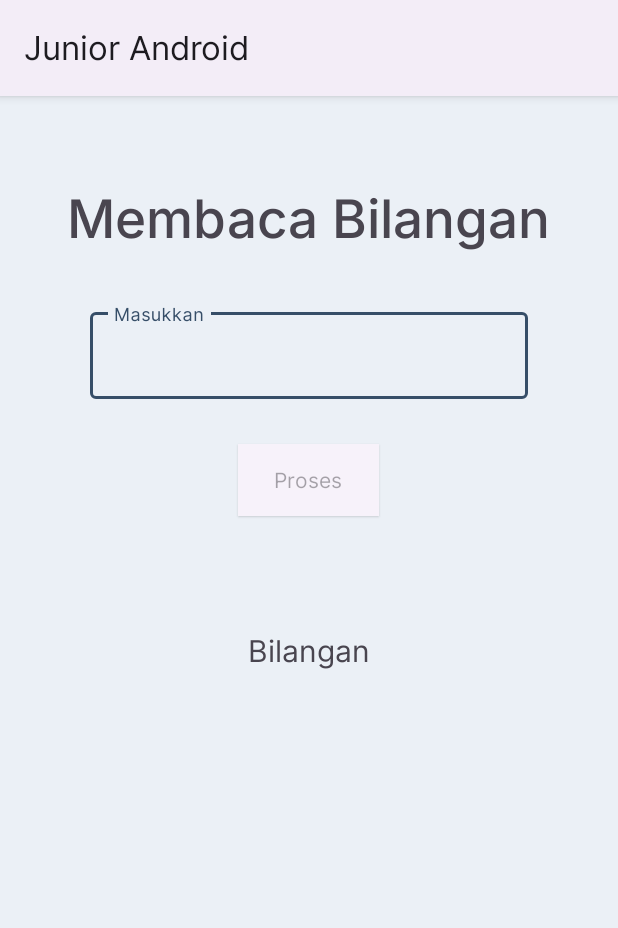
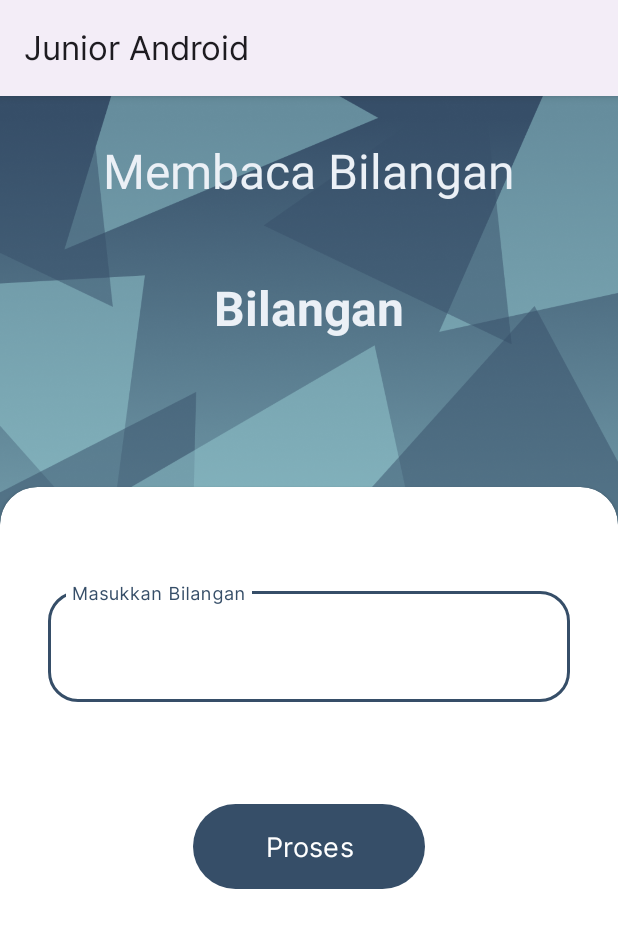
Before and after one commit to fierzahaikkal/pbo_java_android, an Android app: the BilanganActivity screen opened directly, with no data from a screen before it, on a phone screen of 412 x 824 dp. Shown: the top 928 px of the screen. Run offline under Robolectric (Android 15) with nearby library versions, the phone set to English and light mode, and no system bars.

Commit message:
feature: membuat act_bilangan dan fix act_add

```diff
--- a/app/src/main/res/layout/activity_add_edit.xml
+++ b/app/src/main/res/layout/activity_add_edit.xml
@@ -10,8 +10,15 @@
     android:paddingTop="28dp"
     tools:context=".AddEditActivity">
 
+    <EditText
+        android:id="@+id/txt_id"
+        android:layout_width="match_parent"
+        android:layout_height="wrap_content"
+        android:inputType="number"
+        android:visibility="gone"/>
+
     <com.google.android.material.textfield.TextInputLayout
-        android:id="@+id/txt_name"
+
         style="@style/Widget.Material3.TextInputLayout.OutlinedBox"
         android:layout_width="match_parent"
         android:layout_height="wrap_content"
@@ -23,13 +30,13 @@
         app:startIconDrawable="@drawable/person_24px">
 
     <com.google.android.material.textfield.TextInputEditText
+            android:id="@+id/txt_name"
             android:layout_width="match_parent"
             android:layout_height="wrap_content"
             android:hint="Nama" />
     </com.google.android.material.textfield.TextInputLayout>
 
     <com.google.android.material.textfield.TextInputLayout
-        android:id="@+id/txt_address"
         android:layout_width="match_parent"
         android:layout_height="wrap_content"
         android:layout_margin="18dp"
@@ -41,6 +48,7 @@
         app:startIconDrawable="@drawable/location_on_24px">
 
         <com.google.android.material.textfield.TextInputEditText
+            android:id="@+id/txt_address"
             android:layout_width="match_parent"
             android:layout_height="wrap_content"
             android:hint="Alamat" />
@@ -54,7 +62,7 @@
 
         <Button
             style="@style/Widget.Material3.Button.OutlinedButton"
-            android:id="@+id/btn_submit"
+            android:id="@+id/btn_cancel"
             android:layout_width="match_parent"
             android:layout_height="wrap_content"
             android:layout_marginHorizontal="12dp"
@@ -66,7 +74,7 @@
 
         <Button
             style="@style/Widget.Material3.Button"
-            android:id="@+id/btn_cancel"
+            android:id="@+id/btn_submit"
             android:layout_width="match_parent"
             android:layout_height="wrap_content"
             android:layout_weight="0.5"
--- a/app/src/main/res/layout/activity_bilangan.xml
+++ b/app/src/main/res/layout/activity_bilangan.xml
@@ -6,53 +6,76 @@
     android:layout_height="match_parent"
     android:orientation="vertical"
     android:gravity="center_horizontal"
-    tools:context=".BilanganActivity"
-    android:background="@color/putihPalette">
+    android:paddingTop="28dp"
+    android:background="@drawable/bg_bilangan"
+    tools:context=".BilanganActivity">
 
     <TextView
-        android:textSize="35dp"
+        style="@style/TextAppearance.Material3.HeadlineLarge"
         android:layout_width="wrap_content"
         android:layout_height="wrap_content"
-        android:layout_marginTop="55dp"
-        android:layout_marginBottom="35dp"
-        android:fontFamily="@font/inter_medium"
-        android:text="Membaca Bilangan" />
-
-    <RelativeLayout
-        android:layout_width="292dp"
-        android:layout_height="wrap_content">
-
-        <com.google.android.material.textfield.TextInputLayout
-            android:layout_width="match_parent"
-            android:layout_height="wrap_content"
-            android:hint="Masukkan">
-
-            <com.google.android.material.textfield.TextInputEditText
-                android:layout_width="match_parent"
-                android:layout_height="wrap_content"
-                android:fontFamily="@font/inter"
-                android:id="@+id/angka"/>
-        </com.google.android.material.textfield.TextInputLayout>
-    </RelativeLayout>
-
-    <Button
-        android:layout_width="wrap_content"
-        android:layout_height="wrap_content"
-        android:hint="Proses"
-        android:layout_marginTop="30dp"
-        android:background="@color/biruTerangPalette"
-        style="@style/Widget.Material3.Button.ElevatedButton"
-        android:id="@+id/proses"
+        android:text="Membaca Bilangan"
+        android:layout_marginBottom="48dp"
+        android:textColor="@color/putihPalette"
         />
 
     <TextView
         android:id="@+id/bilangan"
+        style="@style/TextAppearance.Material3.HeadlineLarge"
+        android:textColor="@color/putihPalette"
+        android:textStyle="bold"
         android:layout_width="wrap_content"
         android:layout_height="wrap_content"
-        android:textSize="20dp"
-        android:layout_marginTop="75dp"
-        android:fontFamily="@font/inter"
-        android:text="Bilangan" />
+        android:text="Bilangan"/>
+
+    <androidx.cardview.widget.CardView
+        android:layout_width="match_parent"
+        android:layout_height="match_parent"
+        android:layout_marginTop="98dp"
+        app:cardCornerRadius="25dp"
+        android:layout_marginBottom="-25dp">
+
+        <LinearLayout
+            android:layout_width="match_parent"
+            android:layout_height="match_parent"
+            android:orientation="vertical"
+            android:gravity="center_horizontal">
+
+            <com.google.android.material.textfield.TextInputLayout
+                style="@style/Widget.Material3.TextInputLayout.OutlinedBox"
+                android:layout_width="match_parent"
+                android:layout_height="wrap_content"
+                android:layout_marginHorizontal="32dp"
+                android:layout_marginVertical="64dp"
+                app:boxCornerRadiusTopStart="20dp"
+                app:boxCornerRadiusTopEnd="20dp"
+                app:boxCornerRadiusBottomStart="20dp"
+                app:boxCornerRadiusBottomEnd="20dp">
+
+                <com.google.android.material.textfield.TextInputEditText
+                    android:id="@+id/angka"
+                    android:layout_width="match_parent"
+                    android:layout_height="wrap_content"
+                    android:hint="Masukkan Bilangan"
+                    android:textSize="18dp"
+                    android:padding="24dp"/>
+            </com.google.android.material.textfield.TextInputLayout>
+
+            <Button
+                android:id="@+id/proses"
+                style="@style/Widget.Material3.Button"
+                android:layout_width="wrap_content"
+                android:layout_height="wrap_content"
+                android:text="Proses"
+                android:paddingHorizontal="48dp"
+                android:paddingVertical="15dp"
+                android:textSize="18dp"/>
+        </LinearLayout>
+
+
+
+
+    </androidx.cardview.widget.CardView>
 
 
 
```
Also changed, not shown: app/src/main/res/drawable/bg_bilangan.png (added).
